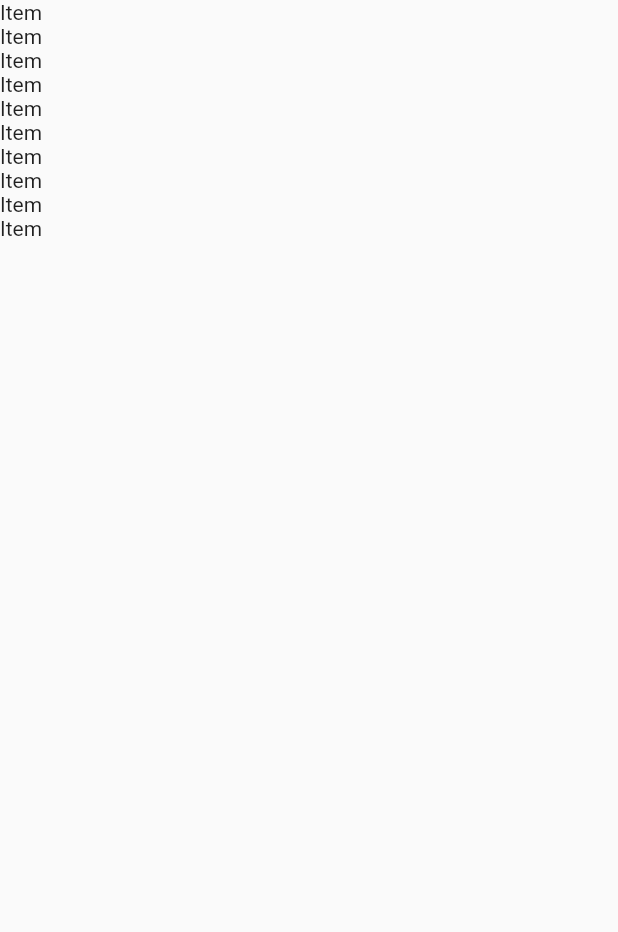
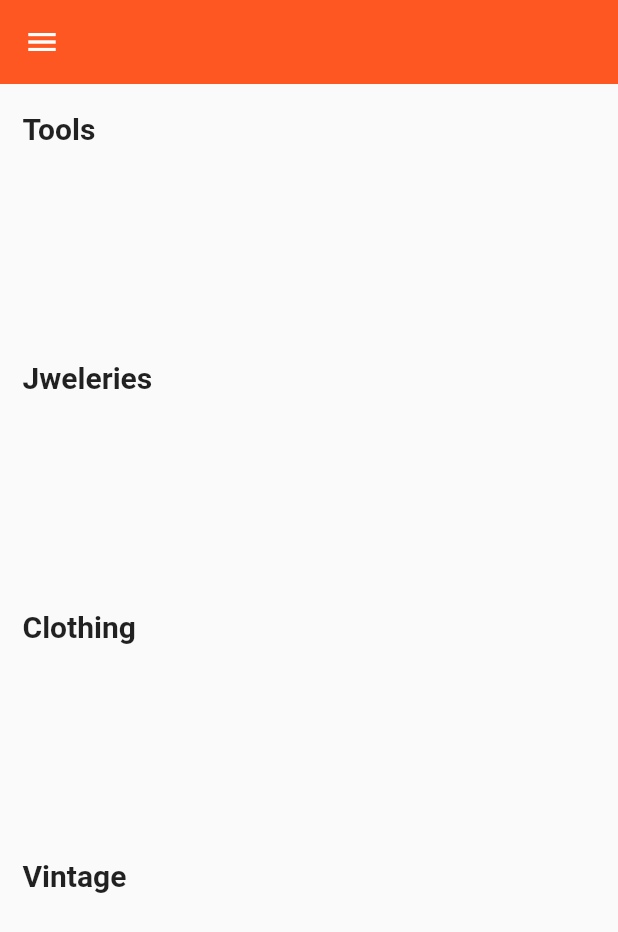
Before and after one commit to lakshydeep-14/flutter_meetup, a Flutter app: the screen it shows after launch, on a phone screen of 412 x 824 dp. Shown: the top 932 px of the screen. Run offline on Flutter 3.47's test engine with Material 2 defaults, Android fonts, the phone set to English and light mode, and no system bars.

Commit message:
list pushed

```diff
--- a/lib/list.dart
+++ b/lib/list.dart
@@ -1,6 +1,4 @@
 import 'package:flutter/material.dart';
-import 'package:flutter/src/widgets/container.dart';
-import 'package:flutter/src/widgets/framework.dart';
 
 class ListArtist extends StatefulWidget {
   const ListArtist({super.key});
@@ -13,11 +11,57 @@ class _ListArtistState extends State<ListArtist> {
   @override
   Widget build(BuildContext context) {
     return Scaffold(
-      body: ListView.builder(
-          itemCount: 10,
-          itemBuilder: (context, i) {
-            return Text("Item");
-          }),
+      drawer: const Drawer(),
+      appBar: AppBar(
+          backgroundColor: Colors.deepOrange,
+          title: const Text(""),
+          elevation: 0),
+      body: SingleChildScrollView(
+        physics: const BouncingScrollPhysics(),
+        child: Padding(
+          padding: const EdgeInsets.fromLTRB(15, 5, 15, 5),
+          child: Column(
+            crossAxisAlignment: CrossAxisAlignment.start,
+            children: [
+              const SizedBox(height: 13),
+              const Text("Tools",
+                  style: TextStyle(fontWeight: FontWeight.w600, fontSize: 20)),
+              SizedBox(
+                  height: 130,
+                  child: ListView.builder(itemBuilder: (context, index) {
+                    return Card();
+                  })),
+              const SizedBox(height: 13),
+              const Text("Jweleries",
+                  style: TextStyle(fontWeight: FontWeight.w600, fontSize: 20)),
+              SizedBox(
+                  height: 130,
+                  child: Container(
+
+                      // TODO : add cards here
+                      )),
+              const SizedBox(height: 13),
+              const Text("Clothing",
+                  style: TextStyle(fontWeight: FontWeight.w600, fontSize: 20)),
+              SizedBox(
+                  height: 130,
+                  child: Container(
+
+                      // TODO : add cards here
+                      )),
+              const SizedBox(height: 13),
+              const Text("Vintage",
+                  style: TextStyle(fontWeight: FontWeight.w600, fontSize: 20)),
+              SizedBox(
+                  height: 130,
+                  child: Container(
+
+                      // TODO : add cards here
+                      )),
+            ],
+          ),
+        ),
+      ),
     );
   }
 }
```
